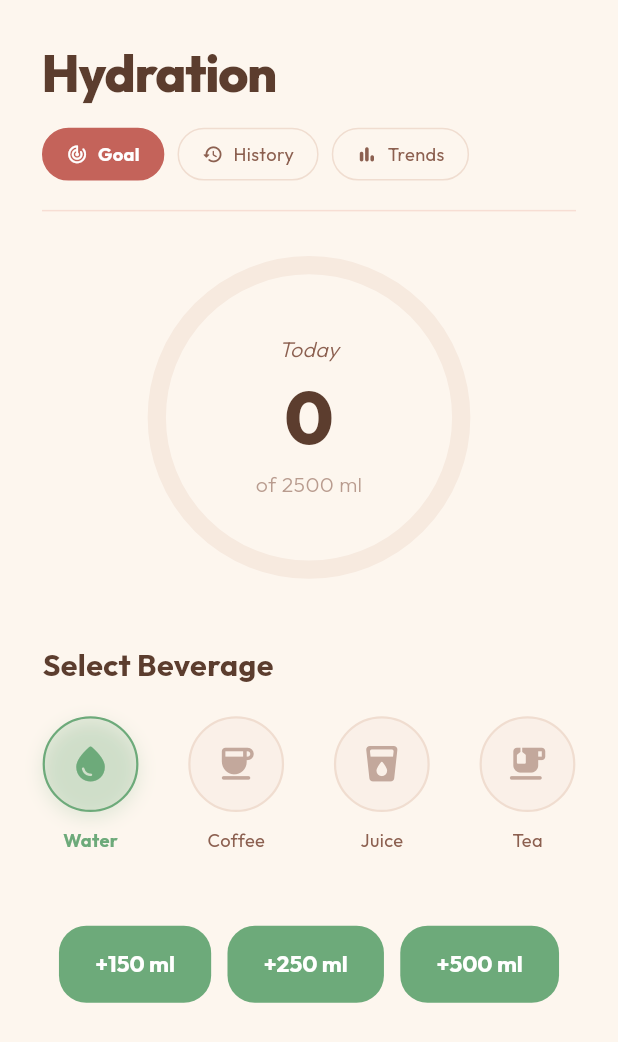
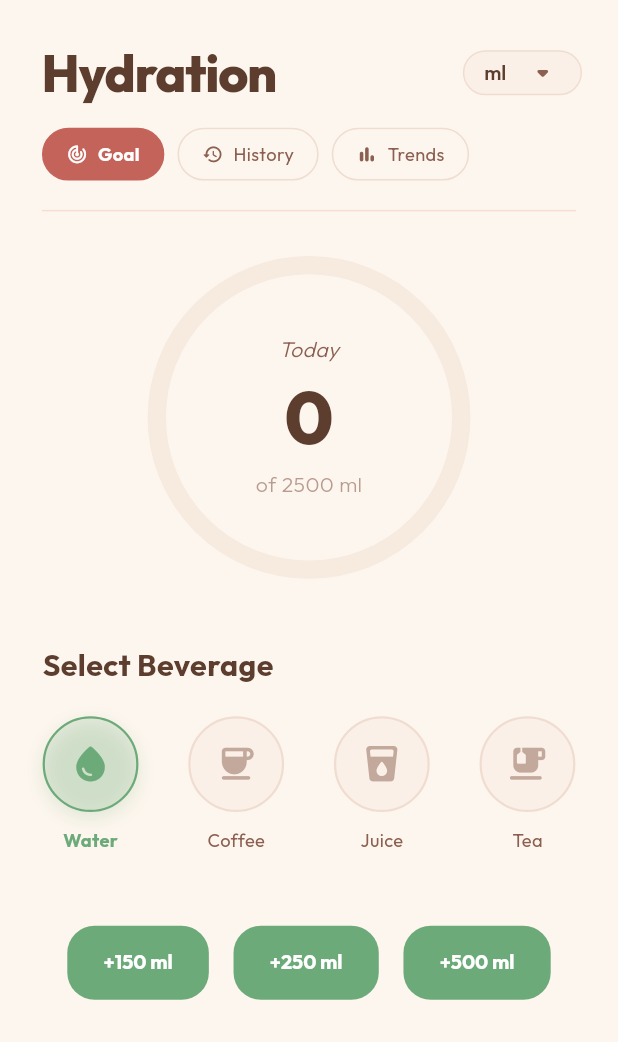
Before and after one commit to Cizerthapa/moodtracker, a Flutter app: the screen it shows once a user with an empty profile is signed in, after a tap on "Hydration", on a phone screen of 412 x 824 dp. Shown: the top 1042 px of the screen. Run offline on Flutter 3.47's test engine with Material 3 defaults, Android fonts, the phone set to English and light mode, and no system bars; our stand-ins replace cloud_firestore, firebase_auth, firebase_core, firebase_storage, fl_chart, flutter_animate and 10 more; missing offline and left inert: encrypt; accounts and stored records are empty.

Commit message:
chore: added the work of units change in the hydration

```diff
--- a/lib/features/water_intake/data/repositories/water_repository.dart
+++ b/lib/features/water_intake/data/repositories/water_repository.dart
@@ -30,4 +30,14 @@ class WaterRepository {
       await prefs.setStringList(AppConstants.drinkHistoryPrefsKey, history);
     }
   }
+
+  Future<String> getHydrationUnit() async {
+    final prefs = await SharedPreferences.getInstance();
+    return prefs.getString('hydration_unit') ?? 'ml';
+  }
+
+  Future<void> setHydrationUnit(String unit) async {
+    final prefs = await SharedPreferences.getInstance();
+    await prefs.setString('hydration_unit', unit);
+  }
 }
--- a/lib/features/water_intake/presentation/pages/water_intake_screen.dart
+++ b/lib/features/water_intake/presentation/pages/water_intake_screen.dart
@@ -73,6 +73,16 @@ class DrinkEntry {
   );
 }
 
+enum HydrationUnit {
+  ml(label: 'ml', factorToMl: 1.0),
+  liters(label: 'L', factorToMl: 1000.0),
+  cups(label: 'cups', factorToMl: 250.0);
+
+  final String label;
+  final double factorToMl;
+  const HydrationUnit({required this.label, required this.factorToMl});
+}
+
 class WaterIntakeScreen extends StatefulWidget {
   const WaterIntakeScreen({super.key});
 
@@ -91,6 +101,34 @@ class _WaterIntakeScreenState extends State<WaterIntakeScreen>
   int _viewIndex = 0; // 0: Track, 1: History, 2: Chart
   late AnimationController _fadeController;
   late Animation<double> _fadeAnim;
+  HydrationUnit _selectedUnit = HydrationUnit.ml;
+
+  String _formatAmount(int mlAmount) {
+    if (_selectedUnit == HydrationUnit.ml) return '$mlAmount ml';
+    if (_selectedUnit == HydrationUnit.liters) return '${(mlAmount / 1000).toStringAsFixed(2)} L';
+    if (_selectedUnit == HydrationUnit.cups) {
+      double cups = mlAmount / 250;
+      return '${cups == cups.toInt() ? cups.toInt() : cups.toStringAsFixed(1)} cups';
+    }
+    return '$mlAmount ml';
+  }
+
+  Future<void> _changeUnit(HydrationUnit newUnit) async {
+    if (_selectedUnit == newUnit) return;
+    await _repository.setHydrationUnit(newUnit.name);
+    setState(() => _selectedUnit = newUnit);
+  }
+
+  List<double> get _quickAddOptions {
+    switch (_selectedUnit) {
+      case HydrationUnit.ml:
+        return [150, 250, 500];
+      case HydrationUnit.liters:
+        return [0.15, 0.25, 0.5];
+      case HydrationUnit.cups:
+        return [0.5, 1, 2];
+    }
+  }
 
   @override
   void initState() {
@@ -114,6 +152,11 @@ class _WaterIntakeScreenState extends State<WaterIntakeScreen>
   Future<void> _loadData() async {
     setState(() => _isLoading = true);
     final historyJson = await _repository.getDrinkHistoryStrings();
+    final unitStr = await _repository.getHydrationUnit();
+    HydrationUnit savedUnit = HydrationUnit.ml;
+    try {
+      savedUnit = HydrationUnit.values.firstWhere((e) => e.name == unitStr);
+    } catch (_) {}
 
     final loadedHistory = historyJson
         .map((e) => DrinkEntry.fromJson(json.decode(e)))
@@ -128,6 +171,7 @@ class _WaterIntakeScreenState extends State<WaterIntakeScreen>
       setState(() {
         _history = loadedHistory.reversed.toList();
         _currentIntake = todayIntake;
+        _selectedUnit = savedUnit;
         _isLoading = false;
       });
       _fadeController.forward();
@@ -167,6 +211,9 @@ class _WaterIntakeScreenState extends State<WaterIntakeScreen>
                 child: Column(
                   crossAxisAlignment: CrossAxisAlignment.start,
                   children: [
+                    Row(
+                      mainAxisAlignment: MainAxisAlignment.spaceBetween,
+                      children: [
                         Text(
                           AppLocalizations.of(context)!.waterIntakeHeader,
                           style: GoogleFonts.outfit(
@@ -175,6 +222,37 @@ class _WaterIntakeScreenState extends State<WaterIntakeScreen>
                             color: AppColors.warmBrown,
                             letterSpacing: -0.8,
                           ),
+                        ),
+                        Container(
+                          padding: EdgeInsets.symmetric(horizontal: 12.w, vertical: 2.h),
+                          decoration: BoxDecoration(
+                            color: AppColors.ivoryCard,
+                            borderRadius: BorderRadius.circular(20.r),
+                            border: Border.all(color: AppColors.champagne),
+                          ),
+                          child: DropdownButtonHideUnderline(
+                            child: DropdownButton<HydrationUnit>(
+                              value: _selectedUnit,
+                              isDense: true,
+                              icon: Icon(Icons.arrow_drop_down_rounded, color: AppColors.softBrown),
+                              style: GoogleFonts.outfit(
+                                color: AppColors.warmBrown,
+                                fontWeight: FontWeight.w600,
+                                fontSize: 13.sp,
+                              ),
+                              items: HydrationUnit.values.map((unit) {
+                                return DropdownMenuItem(
+                                  value: unit,
+                                  child: Text(unit.label),
+                                );
+                              }).toList(),
+                              onChanged: (val) {
+                                if (val != null) _changeUnit(val);
+                              },
+                            ),
+                          ),
+                        ),
+                      ],
                     ),
                     SizedBox(height: 12.h),
                     Row(
@@ -330,7 +408,7 @@ class _WaterIntakeScreenState extends State<WaterIntakeScreen>
                     ),
                   ),
                   Text(
-                    '$_currentIntake',
+                    _formatAmount(_currentIntake).split(' ')[0],
                     style: GoogleFonts.outfit(
                       fontSize: 48.sp,
                       fontWeight: FontWeight.w800,
@@ -340,7 +418,8 @@ class _WaterIntakeScreenState extends State<WaterIntakeScreen>
                   Text(
                     AppLocalizations.of(
                       context,
-                    )!.drinkGoalMilli(_dailyGoal.toString()),
+                    )!.drinkGoalMilli(_formatAmount(_dailyGoal).split(' ')[0])
+                      .replaceAll('ml', _selectedUnit.label),
                     style: GoogleFonts.outfit(
                       color: AppColors.softBrown.withValues(alpha: 0.6),
                       fontWeight: FontWeight.w300,
@@ -372,11 +451,7 @@ class _WaterIntakeScreenState extends State<WaterIntakeScreen>
           SizedBox(height: 48.h),
           Row(
             mainAxisAlignment: MainAxisAlignment.spaceEvenly,
-            children: [
-              _buildAddButton(150),
-              _buildAddButton(250),
-              _buildAddButton(500),
-            ],
+            children: _quickAddOptions.map((amount) => _buildAddButton(amount)).toList(),
           ),
         ],
       ),
@@ -433,7 +508,17 @@ class _WaterIntakeScreenState extends State<WaterIntakeScreen>
     );
   }
 
-  Widget _buildAddButton(int amount) {
+  Widget _buildAddButton(double amount) {
+    int mlAmount = (amount * _selectedUnit.factorToMl).round();
+    String displayStr;
+    if (_selectedUnit == HydrationUnit.ml) {
+      displayStr = '+${amount.toInt()} ml';
+    } else if (_selectedUnit == HydrationUnit.liters) {
+      displayStr = '+$amount L';
+    } else {
+      displayStr = '+${amount == amount.toInt() ? amount.toInt() : amount} cups';
+    }
+
     return ElevatedButton(
       style: ElevatedButton.styleFrom(
         backgroundColor: _selectedType.color,
@@ -444,10 +529,10 @@ class _WaterIntakeScreenState extends State<WaterIntakeScreen>
         ),
         padding: EdgeInsets.symmetric(horizontal: 22.w, vertical: 16.h),
       ),
-      onPressed: () => _addDrink(amount),
+      onPressed: () => _addDrink(mlAmount),
       child: Text(
-        '+$amount ml',
-        style: GoogleFonts.outfit(fontWeight: FontWeight.w700, fontSize: 15.sp),
+        displayStr,
+        style: GoogleFonts.outfit(fontWeight: FontWeight.w700, fontSize: 13.sp),
       ),
     );
   }
@@ -590,7 +675,7 @@ class _WaterIntakeScreenState extends State<WaterIntakeScreen>
                   ),
                 ),
                 Text(
-                  '${entry.amount} ml',
+                  _formatAmount(entry.amount),
                   style: GoogleFonts.outfit(
                     fontWeight: FontWeight.w700,
                     fontSize: 16.sp,
@@ -648,7 +733,7 @@ class _WaterIntakeScreenState extends State<WaterIntakeScreen>
                       getTooltipColor: (_) => AppColors.warmBrown,
                       getTooltipItem: (group, groupIndex, rod, rodIndex) {
                         return BarTooltipItem(
-                          '${rod.toY.toInt()} ml',
+                          _formatAmount(rod.toY.toInt()),
                           GoogleFonts.outfit(
                             color: Colors.white,
                             fontWeight: FontWeight.w700,
```
Lines whose indentation alone changed are shown as unchanged.
